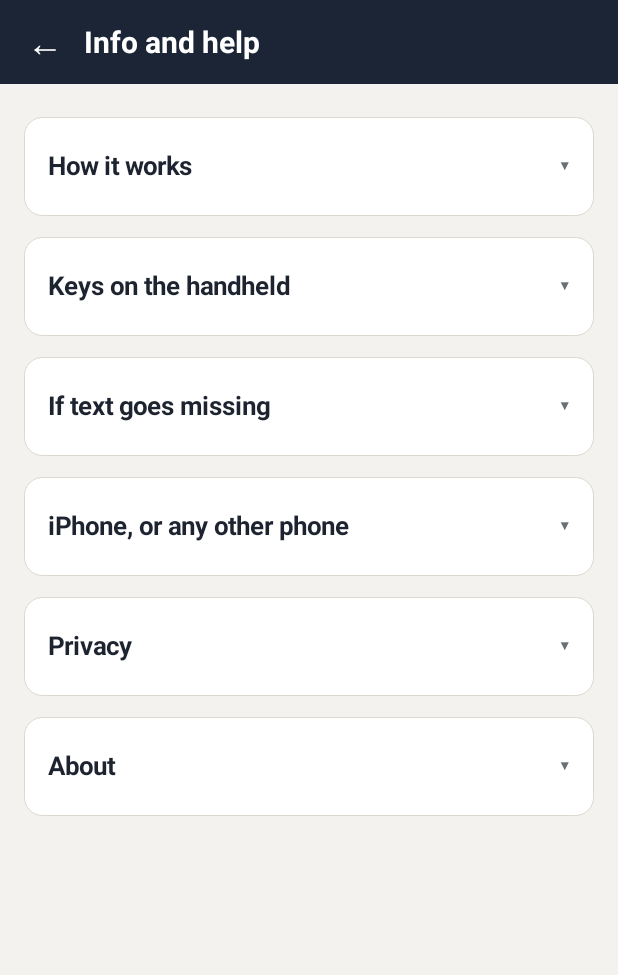
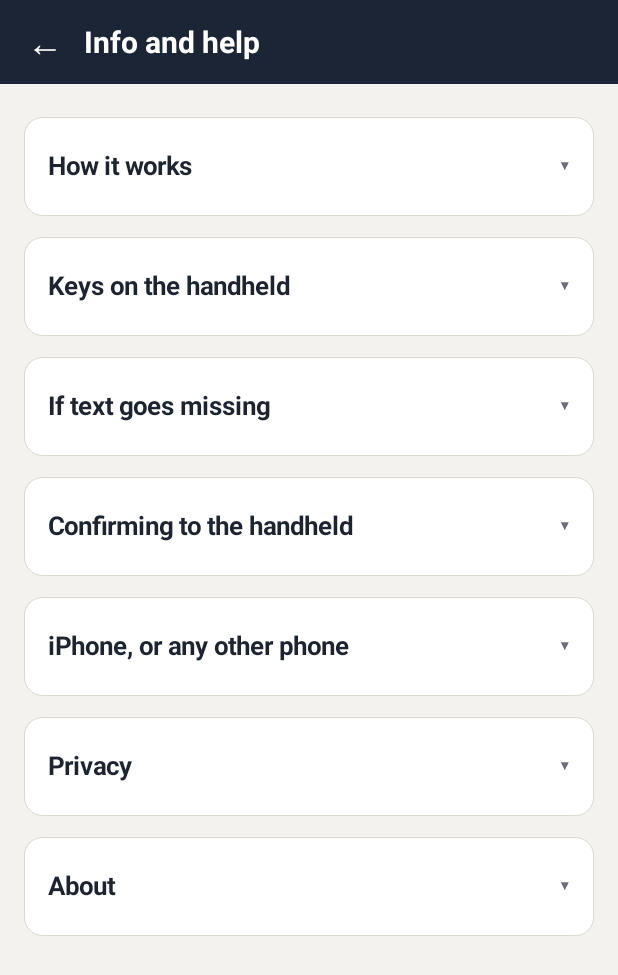
Before and after one commit to kiriakoschristodoulou-netizen/hpc-whisper, an Android app: the InfoActivity screen opened directly, with no data from a screen before it, on a phone screen of 412 x 824 dp. Shown: the top 975 px of the screen. Run offline under Robolectric (Android 15) with nearby library versions, the phone set to English and light mode, and no system bars.

Commit message:
Consistent wording: the return channel is a working option (off until turned on, both sides); fix the protocol docs (microphone stays open, same rate), sound rate hint, receiver page, guides
Co-Authored-By: Claude Opus 5.5 <noreply@anthropic.com>
Claude-Session: https://claude.ai/code/session_011ZK3QofC5Wpc3hcYvw1P3F

```diff
--- a/android/app/src/main/java/net/kyriakos/whisper/InfoActivity.java
+++ b/android/app/src/main/java/net/kyriakos/whisper/InfoActivity.java
@@ -41,6 +41,7 @@ public class InfoActivity extends BaseActivity {
         row(k, "Ctrl+A C X V", "Select all, Copy, Cut, Paste");
         row(k, "Ctrl+Z, Ctrl+Y", "Undo, Redo");
         row(k, "Tab, Esc", "Next field (Shift: previous), Esc");
+        row(k, "Enter", "New line; or Send (handheld Settings, Enter key)*");
         row(k, "Alt+S", "Press Send in the app*");
         row(k, "Alt+B, H, W", "Back, Home screen, Recent apps*");
         row(k, "Alt+R", "Send the last text again");
@@ -49,14 +50,19 @@ public class InfoActivity extends BaseActivity {
                 + "one-line fields without it.").setPadding(0, ui.dp(8), 0, 0);
 
         LinearLayout m = box("If text goes missing");
-        ui.text(m, "The keyboard confirms silently (a sound above 19 kHz) what it has received, so the handheld stops repeating what "
-                + "arrived and sends only what is missing (Settings, Confirm to the handheld). Without a confirmation "
-                + "every piece of text is sent several times, a little later each time, on two different bands, so a piece "
+        ui.text(m, "Every piece of text is sent several times, a little later each time, on two different bands, so a piece "
                 + "lost on the way fills in by itself. If the keyboard says \"Waiting for a missing piece\", wait a few seconds; "
                 + "if it does not fill in, press Alt+R on the handheld. Move the phone closer if it says \"Weak signal\". "
                 + "Text still missing after half a minute is given up so it cannot hold up what you type next. Everything that "
-                + "did arrive is kept under Sessions. With the confirmation on, the handheld also checks every half minute that the "
-                + "phone holds the whole page, and the keyboard corrects text it had written that later changed.", 14, t().ink, false).setPadding(0, ui.dp(6), 0, 0);
+                + "did arrive is kept under Sessions.", 14, t().ink, false).setPadding(0, ui.dp(6), 0, 0);
+
+        LinearLayout rc = box("Confirming to the handheld");
+        ui.text(rc, "Turn on Settings, Confirm to the handheld here, and Settings, Return channel on the handheld. The keyboard then "
+                + "answers with a short silent sound (above 19 kHz) saying what has arrived: the handheld shows \"Delivered\", stops "
+                + "repeating what is here and sends a missing piece at once. Every half minute after you stop typing, the handheld "
+                + "checks that the phone holds the whole page and sends it again if anything differs, and the keyboard corrects text "
+                + "it had written that later changed. Keep the phone's media volume up. With either side off, everything works as "
+                + "before: the handheld simply repeats its text.", 14, t().ink, false).setPadding(0, ui.dp(6), 0, 0);
 
         LinearLayout i = box("iPhone, or any other phone");
         ui.text(i, "Apple does not let keyboards use the microphone, so an iPhone keyboard is impossible. On an iPhone, or any "
@@ -69,7 +75,8 @@ public class InfoActivity extends BaseActivity {
         ui.text(p, "This app has no internet access. The microphone is used only while the HPC Whisper keyboard is open, and "
                 + "what it hears is read on the phone and not kept, apart from the last 30 seconds in the troubleshooting log "
                 + "(Settings), which stays on the phone until you share it. Saved sessions are on the phone only; you can turn "
-                + "them off or delete them in Settings. If another app is using the microphone (a call), the handheld cannot "
+                + "them off or delete them in Settings. With Confirm to the handheld on, the phone also plays a short sound "
+                + "above 19 kHz after text arrives. If another app is using the microphone (a call), the handheld cannot "
                 + "be heard until it is free.", 14, t().ink, false).setPadding(0, ui.dp(6), 0, 0);
 
         LinearLayout a = box("About");
--- a/android/app/src/main/java/net/kyriakos/whisper/SettingsActivity.java
+++ b/android/app/src/main/java/net/kyriakos/whisper/SettingsActivity.java
@@ -45,7 +45,7 @@ public class SettingsActivity extends BaseActivity {
         ui.toggle(k, "Keep the screen on", "While the keyboard is open", Prefs.screenOn(this), v -> Prefs.screenOn(this, v));
         ui.toggle(k, "Buzz when text arrives", "After a pause of a few seconds", Prefs.cue(this), v -> Prefs.cue(this, v));
 
-        ui.toggle(k, "Confirm to the handheld", "Experimental: a silent sound (above 19 kHz) tells it what arrived, so it stops repeating", Prefs.returnChannel(this), v -> Prefs.returnChannel(this, v));
+        ui.toggle(k, "Confirm to the handheld", "A silent sound (above 19 kHz) tells it what arrived, so it stops repeating. Turn on Return channel on the handheld too", Prefs.returnChannel(this), v -> Prefs.returnChannel(this, v));
 
         LinearLayout a = ui.fold(ui.card(null), "Look", null);
         String[] themes = {"As the phone", "Light", "Dark"};
```
Also changed, not shown: 11 other files.
